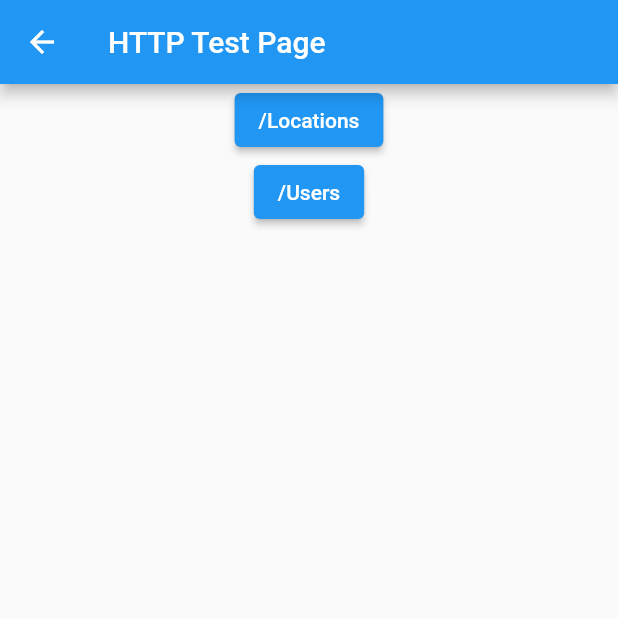
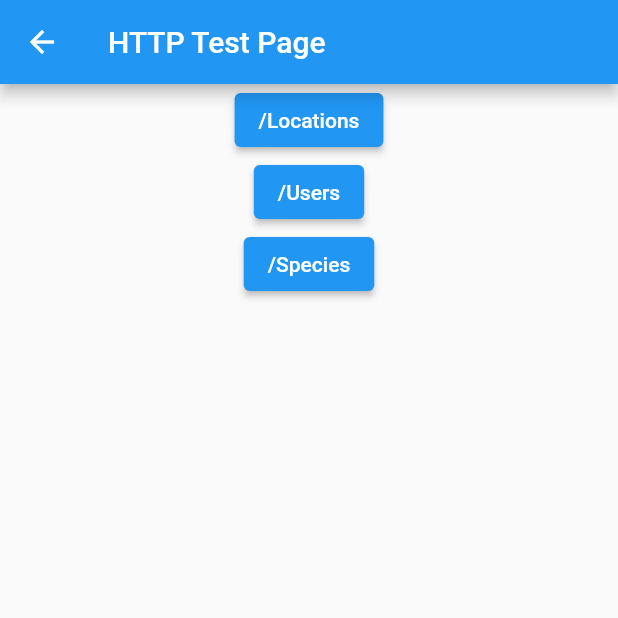
Before and after one commit to MoreMilkPerMilk/invasiveFE, a Flutter app: the HttpTestPage screen opened directly, on a phone screen of 412 x 824 dp, the top half of it. Run offline on Flutter 3.47's test engine with Material 2 defaults, Android fonts, the phone set to English and light mode, and no system bars.

Commit message:
getAllSpecies, getSpeciesById

```diff
--- /dev/null
+++ b/lib/models/Species.dart
@@ -0,0 +1,74 @@
+import 'dart:convert';
+
+class Species {
+  int species_id;
+  String name;
+  String species;
+  String growth_form;
+  String? info;
+  String family;
+  bool native;
+  List<String> flower_colour;
+  List<String> flowering_time;
+  List<String> leaf_arrangement;
+  List<String> common_names;
+  bool notifiable;
+  List<String> control_methods;
+  List<String> replacement_species;
+  List<String> state_declaration;
+  String council_declaration;
+
+  Species({
+    required this.species_id,
+    required this.name,
+    required this.species,
+    required this.growth_form,
+    this.info,
+    required this.family,
+    required this.native,
+    required this.flower_colour,
+    required this.flowering_time,
+    required this.leaf_arrangement,
+    required this.common_names,
+    required this.notifiable,
+    required this.control_methods,
+    required this.replacement_species,
+    required this.state_declaration,
+    required this.council_declaration,
+  });
+
+  factory Species.fromJson(Map<String, dynamic> json) {
+    return Species(
+        species_id: json['species_id'],
+        name: json['name'],
+        species: json['species'],
+        growth_form: json['growth_form'],
+        info: json['info'],
+        family: json['family'],
+        native: json['native'],
+        flower_colour: [...json['flower_colour']],
+        flowering_time: (json['flowering_time'].runtimeType.toString() == "List<String>") ? ([...json['flowering_time']]) : ([json['flowering_time']].cast<String>()),
+        leaf_arrangement: (json['leaf_arrangement'].runtimeType.toString() == "List<String>") ? ([...json['leaf_arrangement']]) : ([json['leaf_arrangement']].cast<String>()),
+        common_names: (json['common_names'].runtimeType.toString() == "List<String>") ? ([...json['common_names']]) : ([json['common_names']].cast<String>()),
+        control_methods: (json['control_methods'].runtimeType.toString() == "List<String>") ? ([...json['control_methods']]) : ([json['control_methods']].cast<String>()),
+        replacement_species: (json['replacement_species'].runtimeType.toString() == "List<String>") ? ([...json['replacement_species']]) : ([json['replacement_species']].cast<String>()),
+        state_declaration: (json['state_declaration'].runtimeType.toString() == "List<String>") ? ([...json['state_declaration']]) : ([json['state_declaration']].cast<String>()),
+        notifiable: json['notifiable'],
+        council_declaration: json['council_declaration'],
+    );
+  }
+
+  @override
+  String toString() {
+    var output = "";
+    output += "\t id: $species_id - $name";
+    return output;
+  }
+
+  /// Parse a list of WeedInstances in JSON format
+  static List<Species> parseSpeciesList(String responseBody) {
+    final parsed = jsonDecode(responseBody).cast<Map<String, dynamic>>();
+    return parsed.map<Species>((json) => Species.fromJson(json)).toList();
+  }
+
+}
--- a/lib/services/httpService.dart
+++ b/lib/services/httpService.dart
@@ -2,6 +2,7 @@ import 'dart:convert';
 import 'dart:developer';
 
 import 'package:http/http.dart' as http;
+import 'package:invasive_fe/models/Species.dart';
 import 'package:invasive_fe/models/User.dart';
 import 'package:invasive_fe/models/Location.dart';
 import 'package:invasive_fe/models/WeedInstance.dart';
@@ -71,13 +72,13 @@ Future<User> getUserById(int personId) async {
 // --------------------------------
 //  SPECIES
 // --------------------------------
-Future<List<User>> getAllSpecies() async {
+Future<List<Species>> getAllSpecies() async {
   final response = await http.get(Uri.parse(API_URL + "/species"));
 
   if (response.statusCode == 200) {
     // log(response.body);
     // var result = await compute(User.parseUserList, response.body);
-    var result = User.parseUserList(response.body);
+    var result = Species.parseSpeciesList(response.body);
     result.forEach((element) {
       log(element.toString());
     });
@@ -86,3 +87,17 @@ Future<List<User>> getAllSpecies() async {
   }
   throw "HTTP Error Code: ${response.statusCode}";
 }
+
+Future<Species> getSpeciesById(int speciesID) async {
+  final response = await http.get(Uri.parse(API_URL + "/species/?species_id=$speciesID"));
+
+  if (response.statusCode == 200) {
+    // log(response.body);
+    // var result = await compute(User.parseUserList, response.body);
+    var result = Species.fromJson(jsonDecode(response.body));
+    log(result.toString());
+    return result;
+    // return compute(WeedInstance.parseWeedInstanceList, response.body);
+  }
+  throw "HTTP Error Code: ${response.statusCode}";
+}
--- a/lib/widgets/httpTestPage.dart
+++ b/lib/widgets/httpTestPage.dart
@@ -28,6 +28,14 @@ class HttpTestPage extends StatelessWidget {
               },
               child: Text('/Users'),
             ),
+            ElevatedButton(
+              onPressed: () {
+                log("/Species");
+                getAllSpecies();
+                getSpeciesById(48);
+              },
+              child: Text('/Species'),
+            ),
           ],
         ),
       ),
```
Also changed, not shown: 1 other file.
